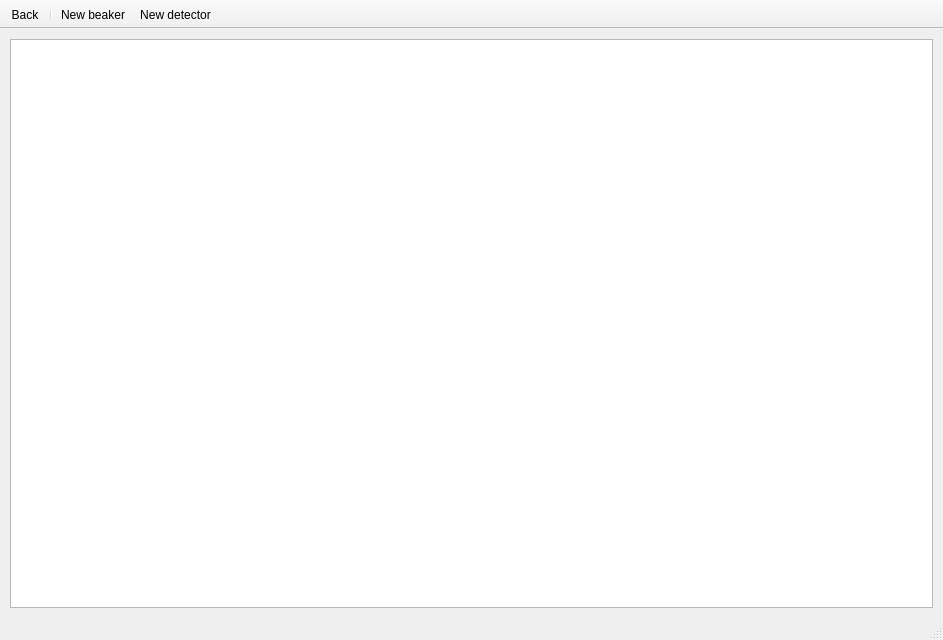
Above: nailab.ui from bytting/nailab before the change. Below: the same form after it.
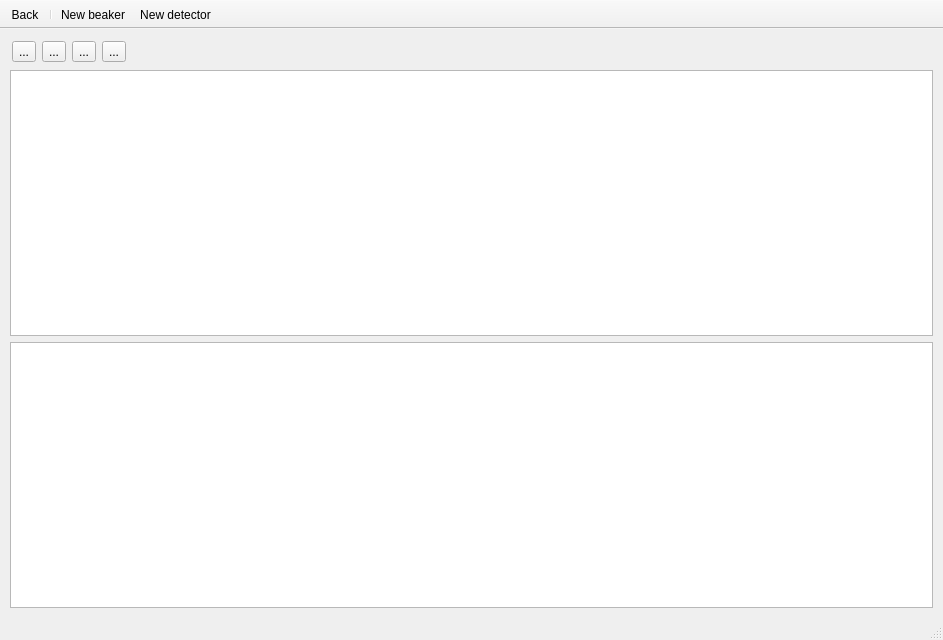
That is the form after the change. The open tabs and pages were chosen to show the change. Icons and pictures are not drawn.

```diff
--- a/nailab.ui
+++ b/nailab.ui
@@ -1718,6 +1718,65 @@
       </widget>
       <widget class="QWidget" name="pageJobs">
        <layout class="QVBoxLayout" name="verticalLayout_8">
+        <item>
+         <widget class="QWidget" name="widget_4" native="true">
+          <layout class="QHBoxLayout" name="horizontalLayout_17">
+           <property name="leftMargin">
+            <number>2</number>
+           </property>
+           <property name="topMargin">
+            <number>2</number>
+           </property>
+           <property name="rightMargin">
+            <number>2</number>
+           </property>
+           <property name="bottomMargin">
+            <number>2</number>
+           </property>
+           <item>
+            <widget class="QToolButton" name="btnJobShow">
+             <property name="text">
+              <string>...</string>
+             </property>
+            </widget>
+           </item>
+           <item>
+            <widget class="QToolButton" name="btnJobPrint">
+             <property name="text">
+              <string>...</string>
+             </property>
+            </widget>
+           </item>
+           <item>
+            <widget class="QToolButton" name="btnJobStore">
+             <property name="text">
+              <string>...</string>
+             </property>
+            </widget>
+           </item>
+           <item>
+            <widget class="QToolButton" name="btnJobReject">
+             <property name="text">
+              <string>...</string>
+             </property>
+            </widget>
+           </item>
+           <item>
+            <spacer name="horizontalSpacer_7">
+             <property name="orientation">
+              <enum>Qt::Horizontal</enum>
+             </property>
+             <property name="sizeHint" stdset="0">
+              <size>
+               <width>40</width>
+               <height>20</height>
+              </size>
+             </property>
+            </spacer>
+           </item>
+          </layout>
+         </widget>
+        </item>
         <item>
          <widget class="QTableWidget" name="twJobs">
           <property name="selectionMode">
@@ -1752,6 +1811,9 @@
           <column/>
          </widget>
         </item>
+        <item>
+         <widget class="QListView" name="lvJobs"/>
+        </item>
        </layout>
       </widget>
       <widget class="QWidget" name="pageDetectors">
```
Left out of the diff: 2 changed lines with no effect on the pictures.
